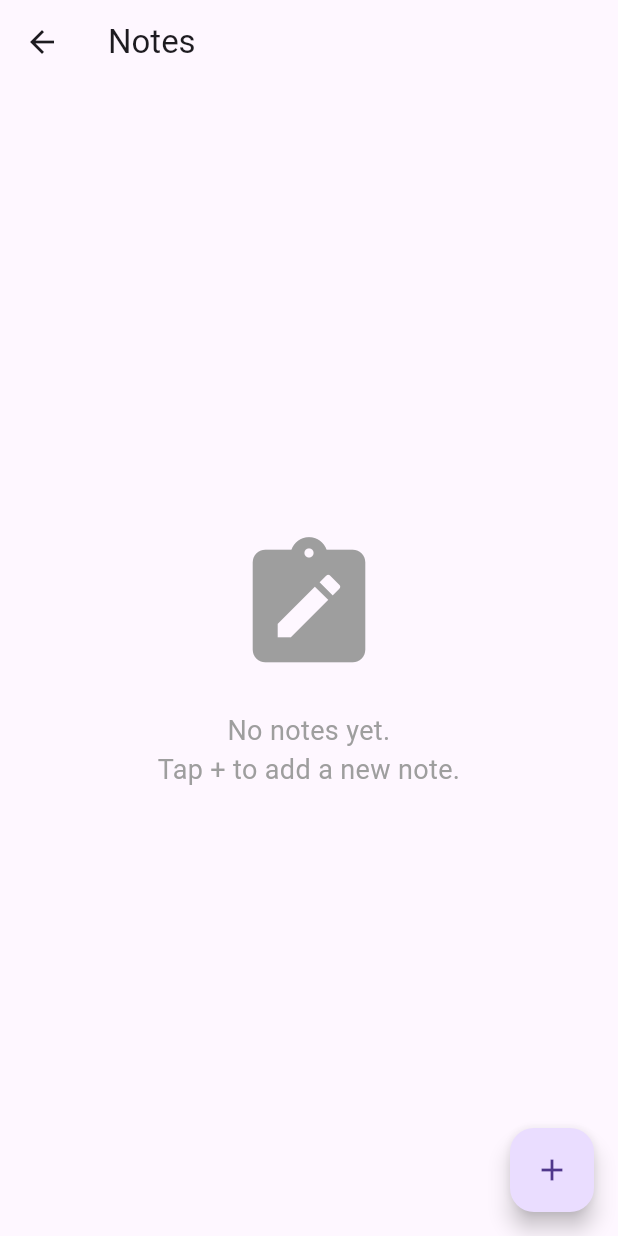
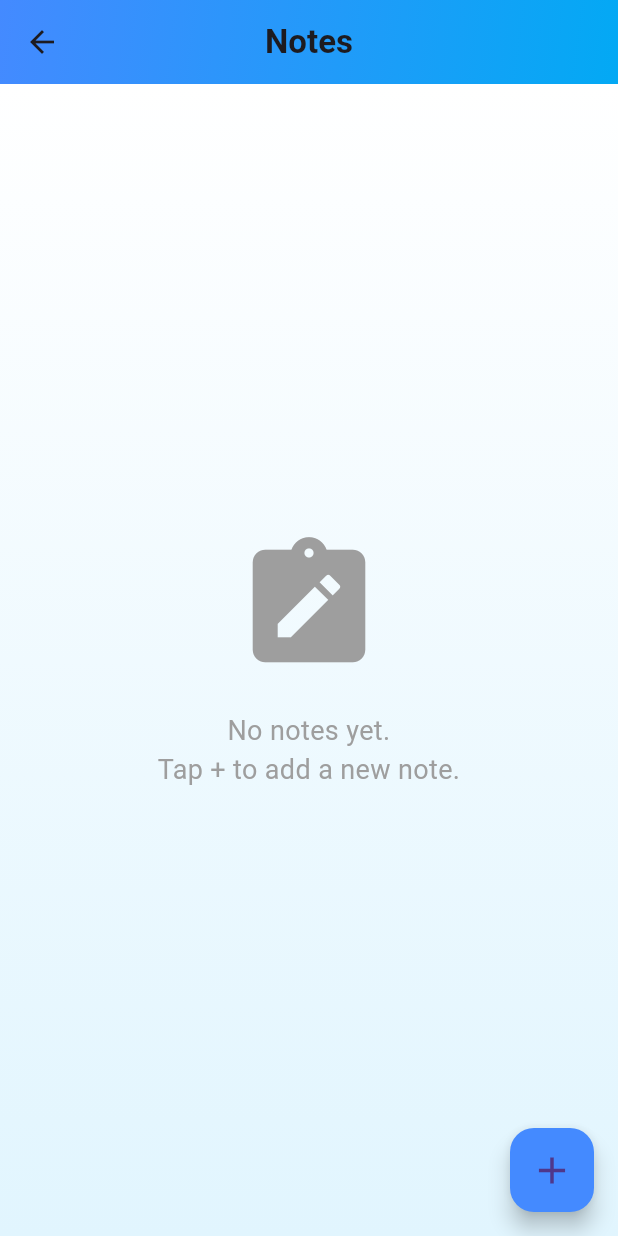
Before and after one commit to SaiKyawZinHtoo/supabase_stylefeed, a Flutter app: the NotePage screen opened directly, on a phone screen of 412 x 824 dp. Run offline on Flutter 3.47's test engine with Material 3 defaults, Android fonts, the phone set to English and light mode, and no system bars; our stand-ins replace supabase_flutter; accounts and stored records are empty.

Commit message:
Enhance Note page UI: update app bar styling, add gradient background, and improve note list layout

```diff
--- a/lib/note_page.dart
+++ b/lib/note_page.dart
@@ -175,9 +175,30 @@ class _NotePageState extends State<NotePage> {
   Widget build(BuildContext context) {
     return Scaffold(
       appBar: AppBar(
-        title: const Text("Notes"),
+        title: const Text(
+          "Notes",
+          style: TextStyle(fontWeight: FontWeight.bold, fontSize: 22),
         ),
-      body: StreamBuilder<List<Note>>(
+        centerTitle: true,
+        flexibleSpace: Container(
+          decoration: const BoxDecoration(
+            gradient: LinearGradient(
+              colors: [Colors.blueAccent, Colors.lightBlue],
+              begin: Alignment.topLeft,
+              end: Alignment.bottomRight,
+            ),
+          ),
+        ),
+      ),
+      body: Container(
+        decoration: BoxDecoration(
+          gradient: LinearGradient(
+            colors: [Colors.white, Colors.lightBlue.shade50],
+            begin: Alignment.topCenter,
+            end: Alignment.bottomCenter,
+          ),
+        ),
+        child: StreamBuilder<List<Note>>(
           stream: notesDatabase.stream,
           builder: (context, snapshot) {
             if (!snapshot.hasData) {
@@ -209,9 +230,17 @@ class _NotePageState extends State<NotePage> {
               itemBuilder: (context, index) {
                 final note = notes[index];
                 return Card(
-                margin: const EdgeInsets.symmetric(horizontal: 16, vertical: 8),
+                  margin:
+                      const EdgeInsets.symmetric(horizontal: 16, vertical: 8),
+                  elevation: 5,
+                  shape: RoundedRectangleBorder(
+                    borderRadius: BorderRadius.circular(12),
+                  ),
                   child: ListTile(
-                  title: Text(note.content),
+                    title: Text(
+                      note.content,
+                      style: const TextStyle(fontSize: 18),
+                    ),
                     trailing: Row(
                       mainAxisSize: MainAxisSize.min,
                       children: [
@@ -231,10 +260,12 @@ class _NotePageState extends State<NotePage> {
             );
           },
         ),
+      ),
       floatingActionButton: FloatingActionButton(
         onPressed: addNewNote,
         tooltip: "Add Note",
-        child: const Icon(Icons.add),
+        backgroundColor: Colors.blueAccent,
+        child: const Icon(Icons.add, size: 30),
       ),
     );
   }
```
Lines whose indentation alone changed are shown as unchanged.
